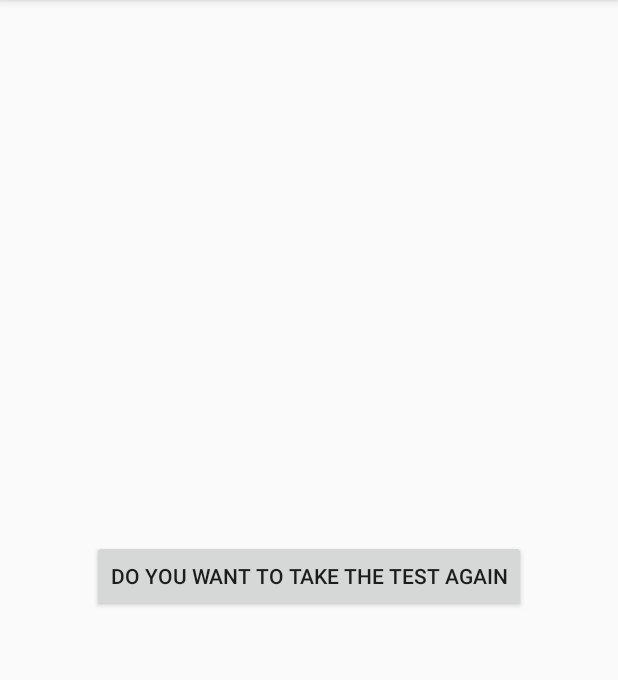
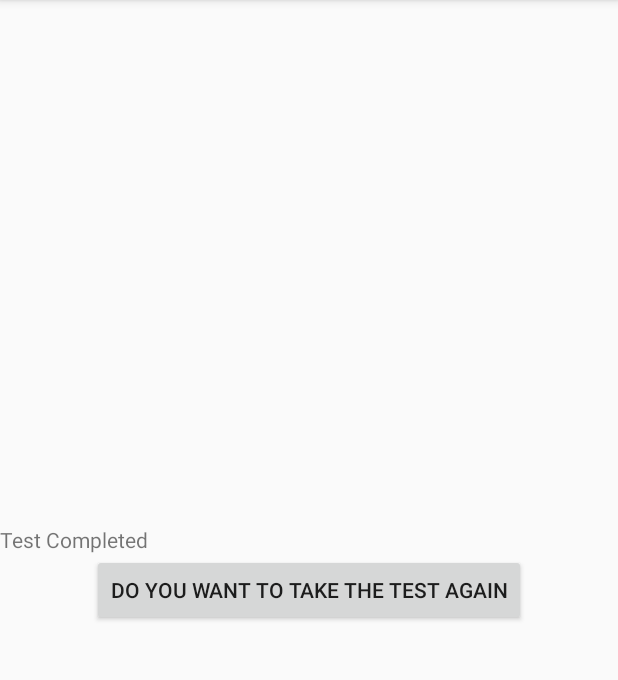
Before and after one commit to annae44/FallDetect, an Android app: the CompleteActivity screen opened directly, with no data from a screen before it, on a phone screen of 412 x 824 dp, the part 84-764 px from its top. Run offline under Robolectric (Android 15) with nearby library versions, the phone set to English and light mode, and no system bars.

Commit message:
fixed error and add complete text

```diff
--- a/app/src/main/res/layout/complete.xml
+++ b/app/src/main/res/layout/complete.xml
@@ -5,7 +5,11 @@
     android:layout_height="match_parent"
     android:gravity="center"
     android:orientation="vertical">
-
+    <TextView
+        android:layout_width="match_parent"
+        android:layout_height="wrap_content"
+        android:text="@string/complete_text">
+    </TextView>
 
     <Button
         android:id="@+id/start_again_button"
--- a/app/src/main/res/values/strings.xml
+++ b/app/src/main/res/values/strings.xml
@@ -6,5 +6,6 @@
     <string name="intro_description">Description of Test Here. There will be a detailed description
                                      with useful words right here.</string>
     <string name="prepare_text">Please Put your phone in the pocket</string>
-    <string name="start_again">Do you want to take the test again</string>>
+    <string name="start_again">Do you want to take the test again</string>
+    <string name="complete_text">Test Completed</string>
 </resources>
```
